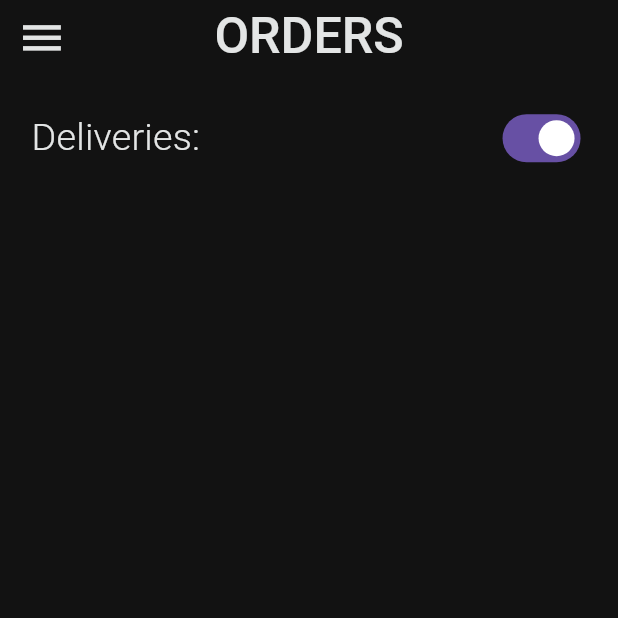
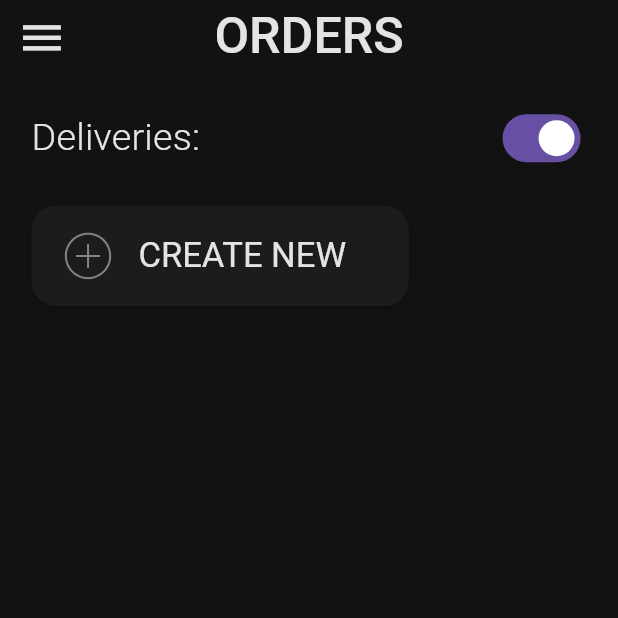
Before and after one commit to Kutsalaba/driver_monitoring_application, a Flutter app: the HomePage screen opened by its route, on a phone screen of 412 x 824 dp, the top half of it. Run offline on Flutter 3.47's test engine with Material 3 defaults, Android fonts, the light colour scheme and no system bars; our stand-ins replace auto_route, dartz, dio, easy_localization, equatable, flutter_bloc and 8 more; missing offline and left inert: flutter_glow, postgres; accounts and stored records are empty; network calls fail; Roboto replaces fonts that are missing (Heebo).

Commit message:
Added tabs for delivery page.

```diff
--- a/assets/localization/en.json
+++ b/assets/localization/en.json
@@ -10,6 +10,7 @@
     "support": "SUPPORT",
     "logOut": "LOGOUT",
     "fieldsCannotBeEmpty": "Fields cannot be empty!",
-    "addDriver": "Add driver",
+    "addDriver": "Add a driver",
+    "createDelivery": "Create a delivery",
     "notCorrectLoginOrPassword":"Not correct login or password"
 }
--- a/assets/localization/ua.json
+++ b/assets/localization/ua.json
@@ -11,5 +11,6 @@
     "logOut": "ВИХІД",
     "fieldsCannotBeEmpty": "Поля не можуть бути пустими!",
     "addDriver": "Додати водія",
+    "createDelivery": "Створити наказ",
     "notCorrectLoginOrPassword":"Не правильний логін або пароль"
 }
--- a/lib/pages/home_page/home_page.dart
+++ b/lib/pages/home_page/home_page.dart
@@ -6,7 +6,10 @@ import 'package:driver_monitoring_application/styles/app_colors.dart';
 import 'package:easy_localization/easy_localization.dart';
 import 'package:flutter/material.dart';
 import 'package:flutter_screenutil/flutter_screenutil.dart';
+import 'package:flutter_svg/flutter_svg.dart';
 
+import '../../gen/assets.gen.dart';
+import '../../routes/app_router.gr.dart';
 import '../widgets/custom_app_bar.dart';
 import '../widgets/custom_menu_drawer/custom_menu_drawer.dart';
 
@@ -25,6 +28,7 @@ class HomePage extends StatelessWidget {
       body: Padding(
         padding: EdgeInsets.symmetric(horizontal: 20.w),
         child: Column(
+          crossAxisAlignment: CrossAxisAlignment.start,
           children: [
             Padding(
               padding: EdgeInsets.symmetric(vertical: 20.h),
@@ -49,6 +53,44 @@ class HomePage extends StatelessWidget {
                 ],
               ),
             ),
+            SizedBox(
+              width: 240.w,
+              child: ElevatedButton(
+                onPressed: () {
+                  AutoRouter.of(context).push(const AddDeliveryRoute());
+                },
+                style: ElevatedButton.styleFrom(
+                  padding: EdgeInsets.zero,
+                  foregroundColor: Colors.transparent,
+                  disabledBackgroundColor: Colors.transparent,
+                  disabledForegroundColor: Colors.transparent,
+                  backgroundColor: AppColors.deepGrey,
+                  shape: RoundedRectangleBorder(
+                    borderRadius: BorderRadius.circular(16.w),
+                  ),
+                ),
+                child: Padding(
+                  padding:
+                      EdgeInsets.symmetric(vertical: 16.h, horizontal: 20.w),
+                  child: Row(
+                    children: [
+                      Padding(
+                        padding: EdgeInsets.only(right: 16.w),
+                        child: SvgPicture.asset(
+                          Assets.icons.circlePlus,
+                          width: 32.w,
+                          height: 32.h,
+                        ),
+                      ),
+                      Text(
+                        'CREATE NEW',
+                        style: Theme.of(context).primaryTextTheme.displayMedium,
+                      ),
+                    ],
+                  ),
+                ),
+              ),
+            ),
           ],
         ),
       ),
--- a/lib/pages/widgets/custom_app_bar.dart
+++ b/lib/pages/widgets/custom_app_bar.dart
@@ -4,9 +4,14 @@ import 'package:flutter_screenutil/flutter_screenutil.dart';
 import '../../styles/app_colors.dart';
 
 class CustomAppBar extends StatelessWidget implements PreferredSizeWidget {
-  const CustomAppBar({super.key, required this.title});
+  const CustomAppBar({
+    super.key,
+    required this.title,
+    this.bottom,
+  });
 
   final String title;
+  final PreferredSizeWidget? bottom;
 
   @override
   Size get preferredSize {
@@ -16,6 +21,7 @@ class CustomAppBar extends StatelessWidget implements PreferredSizeWidget {
   @override
   Widget build(BuildContext context) {
     return AppBar(
+      toolbarHeight: 100.h,
       backgroundColor: AppColors.contrastBlack,
       iconTheme: IconThemeData(
         color: AppColors.contrastGrey,
@@ -26,6 +32,7 @@ class CustomAppBar extends StatelessWidget implements PreferredSizeWidget {
         style: Theme.of(context).primaryTextTheme.titleLarge,
       ),
       centerTitle: true,
+      bottom: bottom,
     );
   }
 }
--- a/lib/routes/app_router.dart
+++ b/lib/routes/app_router.dart
@@ -6,9 +6,13 @@ class AppRouter extends $AppRouter {
   @override
   List<AutoRoute> get routes => [
         AutoRoute(page: SplashRoute.page, initial: true),
+        AutoRoute(page: SignInRoute.page),
         AutoRoute(page: HomeRoute.page),
+        AutoRoute(page: AddDeliveryRoute.page),
         AutoRoute(page: DriversRoute.page),
-        AutoRoute(page: SignInRoute.page),
         AutoRoute(page: AddDriverRoute.page),
+        AutoRoute(page: VehiclesRoute.page),
+        AutoRoute(page: AddVehicleRoute.page),
+        AutoRoute(page: SupportRoute.page),
       ];
 }
--- a/lib/services/db_drivers.dart
+++ b/lib/services/db_drivers.dart
@@ -19,8 +19,6 @@ class DbDrivers {
       var drivers = (jsonNew['drivers'] as List)
           .map<DriverModel>((driver) => DriverModel.fromJson(driver))
           .toList();
-      log(drivers.toString());
-      log(drivers.first.driverLastName.toString());
       return drivers;
       // }
     } catch (e) {
--- a/lib/styles/app_colors.dart
+++ b/lib/styles/app_colors.dart
@@ -8,6 +8,8 @@ import 'package:flutter/material.dart';
 
 class AppColors {
   static const dirtyBlack = Color(0xff141414);
+
+  static const brightGrey = Color(0xff404446);
 
   static const contrastBlack = Color(0xff121212);
   static const contrastGrey = Color(0xffe3e5e5);
--- a/pubspec.yaml
+++ b/pubspec.yaml
@@ -21,7 +21,7 @@ dependencies:
 
   #  UTILS
   dartz: ^0.10.1
-  zwidget: ^0.0.2
+  flutter_glow: ^0.3.0
   google_fonts: ^6.1.0
   url_launcher: ^6.1.14
   easy_localization: ^3.0.3
```
Also changed, not shown: lib/pages/add_delivery_page/add_delivery_page.dart (added, +96 -0 lines), lib/pages/add_delivery_page/widgets/delivery_tab.dart (added, +51 -0 lines), lib/pages/drivers_page/drivers_page.dart (+9 -7 lines), lib/pages/widgets/custom_menu_drawer/custom_menu_drawer.dart (+5 -2 lines), lib/localization/codegen_loader.g.dart, lib/localization/locale_keys.g.dart, lib/routes/app_router.gr.dart, pubspec.lock.
